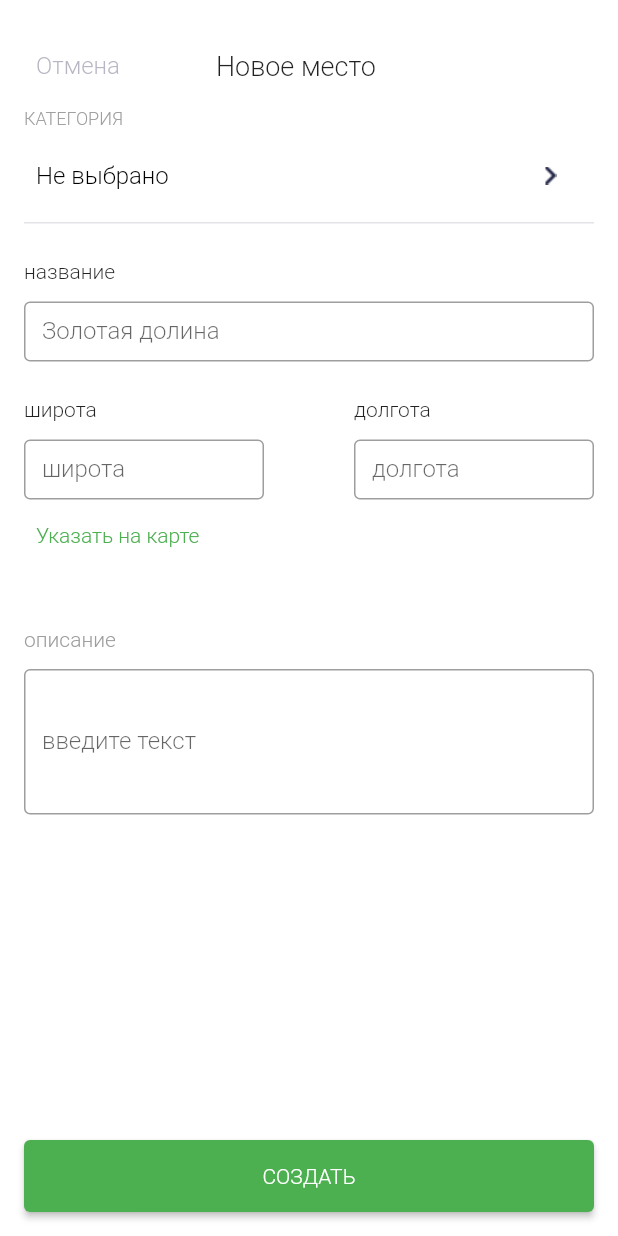
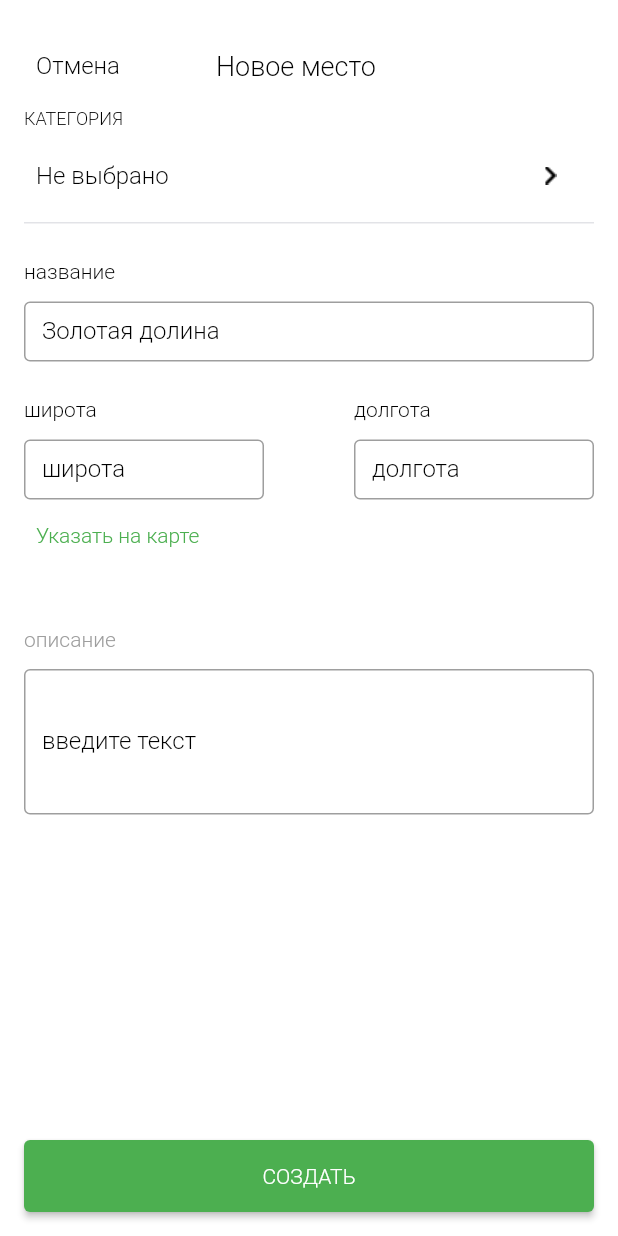
Before and after one commit to bigbagabum/places, a Flutter app: the AddSightScreen screen opened directly, on a phone screen of 412 x 824 dp. Run offline on Flutter 3.47's test engine with Material 2 defaults, Android fonts, the phone set to English and light mode, and no system bars; missing offline and left inert: haversine_distance.

Commit message:
route + theme colors

```diff
--- a/lib/ui/res/app_strings.dart
+++ b/lib/ui/res/app_strings.dart
@@ -31,4 +31,5 @@ class AppStrings {
   static const createPlace = 'СОЗДАТЬ';
   static const savePlace = 'СОХРАНИТЬ';
   static const addPlace = 'новое место';
+  static const exampleName = 'Золотая долина';
 }
--- a/lib/ui/screen/AddSightScreen.dart
+++ b/lib/ui/screen/AddSightScreen.dart
@@ -1,3 +1,5 @@
+import 'dart:ui';
+
 import 'package:flutter/material.dart';
 import 'package:flutter/services.dart';
 import 'package:flutter/widgets.dart';
@@ -27,17 +29,23 @@ class AddSightScreen extends StatelessWidget {
                     onPressed: () {
                       Navigator.pop(context);
                     },
-                    child: Text(AppStrings.cancel,
-                        style: Theme.of(context).textTheme.headline2),
+                    child: Text(
+                      AppStrings.cancel,
+                      style: TextStyle(
+                        fontSize: 16,
+                        color: Theme.of(context).primaryColorLight,
+                      ),
+                    ),
                   ),
                   SizedBox(
                     width: 56,
                   ),
-                  const Text(
+                  Text(
                     AppStrings.newPlace,
                     style: TextStyle(
                       fontSize: 18,
                       textBaseline: TextBaseline.ideographic,
+                      color: Theme.of(context).primaryColorLight,
                     ),
                   )
                 ],
@@ -52,7 +60,7 @@ class AddSightScreen extends StatelessWidget {
                 Text(
                   AppStrings.category,
                   style: TextStyle(
-                    color: Colors.grey,
+                    color: Theme.of(context).primaryColorLight,
                     fontSize: 12,
                   ),
                 ),
@@ -75,7 +83,10 @@ class AddSightScreen extends StatelessWidget {
                 Padding(
                   padding: const EdgeInsets.all(17.0),
                   child: Image(
-                    image: AssetImage(AppAssets.iconNextScreen),
+                    color: Theme.of(context).primaryColorLight,
+                    image: AssetImage(
+                      AppAssets.iconNextScreen,
+                    ),
                   ),
                 )
               ]),
@@ -92,6 +103,9 @@ class AddSightScreen extends StatelessWidget {
               children: [
                 Text(
                   AppStrings.placeName,
+                  style: TextStyle(
+                    color: Theme.of(context).primaryColorLight,
+                  ),
                 ),
               ],
             ),
@@ -104,8 +118,11 @@ class AddSightScreen extends StatelessWidget {
               child: TextField(
                 textInputAction: TextInputAction.next,
                 decoration: InputDecoration(
+                  labelStyle: TextStyle(
+                    color: Theme.of(context).primaryColorLight,
+                  ),
                   border: OutlineInputBorder(),
-                  labelText: 'Золотая долина',
+                  labelText: AppStrings.exampleName,
                 ),
               ),
             ),
@@ -116,7 +133,44 @@ class AddSightScreen extends StatelessWidget {
               Column(
                 crossAxisAlignment: CrossAxisAlignment.start,
                 children: [
-                  Text(AppStrings.latitude),
+                  Text(
+                    AppStrings.latitude,
+                    style: TextStyle(
+                      color: Theme.of(context).primaryColorLight,
+                    ),
+                  ),
+                  SizedBox(
+                    height: 12,
+                  ),
+                  SizedBox(
+                    width: 160,
+                    height: 40,
+                    child: TextField(
+                      style: TextStyle(
+                        color: Theme.of(context).primaryColorLight,
+                      ),
+                      textInputAction: TextInputAction.next,
+                      decoration: InputDecoration(
+                        border: OutlineInputBorder(),
+                        labelText: AppStrings.latitude,
+                        labelStyle: TextStyle(
+                          color: Theme.of(context).primaryColorLight,
+                        ),
+                      ),
+                    ),
+                  ),
+                ],
+              ),
+              Spacer(),
+              Column(
+                crossAxisAlignment: CrossAxisAlignment.start,
+                children: [
+                  Text(
+                    AppStrings.longitude,
+                    style: TextStyle(
+                      color: Theme.of(context).primaryColorLight,
+                    ),
+                  ),
                   SizedBox(
                     height: 12,
                   ),
@@ -126,27 +180,9 @@ class AddSightScreen extends StatelessWidget {
                     child: TextField(
                       textInputAction: TextInputAction.next,
                       decoration: InputDecoration(
-                        border: OutlineInputBorder(),
-                        labelText: AppStrings.latitude,
-                      ),
-                    ),
-                  ),
-                ],
-              ),
-              Spacer(),
-              Column(
-                crossAxisAlignment: CrossAxisAlignment.start,
-                children: [
-                  Text(AppStrings.longitude),
-                  SizedBox(
-                    height: 12,
-                  ),
-                  SizedBox(
-                    width: 160,
-                    height: 40,
-                    child: TextField(
-                      textInputAction: TextInputAction.next,
-                      decoration: InputDecoration(
+                        labelStyle: TextStyle(
+                          color: Theme.of(context).primaryColorLight,
+                        ),
                         border: OutlineInputBorder(),
                         labelText: AppStrings.longitude,
                       ),
@@ -189,6 +225,9 @@ class AddSightScreen extends StatelessWidget {
               decoration: InputDecoration(
                 //floatingLabelStyle: false,
                 border: OutlineInputBorder(),
+                labelStyle: TextStyle(
+                  color: Theme.of(context).primaryColorLight,
+                ),
                 labelText: AppStrings.enterText,
               ),
             ),
--- a/lib/ui/screen/CategoriesScreen.dart
+++ b/lib/ui/screen/CategoriesScreen.dart
@@ -29,7 +29,7 @@ class ChooseCategories extends StatelessWidget {
                 ),
               ),
               SizedBox(
-                width: 120,
+                width: 80,
               ),
               Text(
                 AppStrings.newPlace,
```
